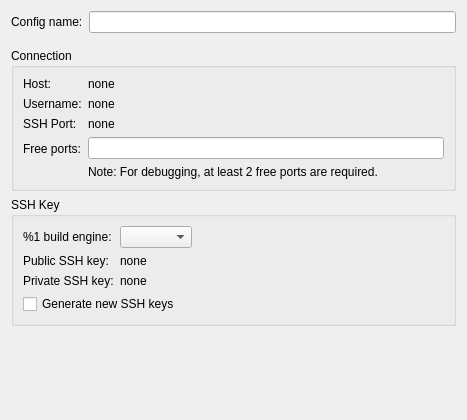
sailfishos/sailfish-qtcreator, file src/plugins/mer/merhardwaredevicewizardsetuppage.ui: the form before one commit.
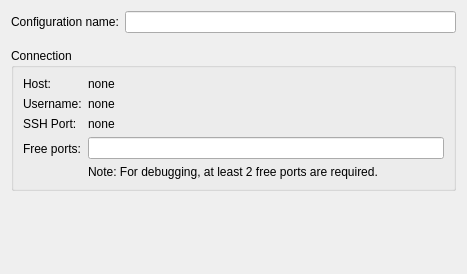
The form after the commit.

The edit to the form file:
```diff
--- a/src/plugins/mer/merhardwaredevicewizardsetuppage.ui
+++ b/src/plugins/mer/merhardwaredevicewizardsetuppage.ui
@@ -7,7 +7,7 @@
     <x>0</x>
     <y>0</y>
     <width>467</width>
-    <height>420</height>
+    <height>274</height>
    </rect>
   </property>
   <property name="sizePolicy">
@@ -38,7 +38,7 @@
       <item row="0" column="0">
        <widget class="QLabel" name="nameLabel">
         <property name="text">
-         <string>Config name:</string>
+         <string>Configuration name:</string>
         </property>
         <property name="buddy">
          <cstring>configLineEdit</cstring>
@@ -144,89 +144,6 @@
      </layout>
     </widget>
    </item>
-   <item>
-    <widget class="QGroupBox" name="groupBox_2">
-     <property name="title">
-      <string>SSH Key</string>
-     </property>
-     <layout class="QVBoxLayout" name="verticalLayout_2">
-      <item>
-       <layout class="QFormLayout" name="formLayout_2">
-        <item row="0" column="0">
-         <widget class="QLabel" name="merSdkLabel">
-          <property name="text">
-           <string>%1 build engine:</string>
-          </property>
-          <property name="buddy">
-           <cstring>merSdkComboBox</cstring>
-          </property>
-         </widget>
-        </item>
-        <item row="0" column="1">
-         <widget class="QComboBox" name="merSdkComboBox">
-          <property name="sizePolicy">
-           <sizepolicy hsizetype="Maximum" vsizetype="Fixed">
-            <horstretch>0</horstretch>
-            <verstretch>0</verstretch>
-           </sizepolicy>
-          </property>
-         </widget>
-        </item>
-        <item row="1" column="0">
-         <widget class="QLabel" name="publicSshKeyLabel">
-          <property name="text">
-           <string>Public SSH key:</string>
-          </property>
-         </widget>
-        </item>
-        <item row="1" column="1">
-         <widget class="QLabel" name="publicSshKeyLabelEdit">
-          <property name="text">
-           <string>none</string>
-          </property>
-          <property name="wordWrap">
-           <bool>true</bool>
-          </property>
-          <property name="textInteractionFlags">
-           <set>Qt::LinksAccessibleByMouse|Qt::TextSelectableByKeyboard|Qt::TextSelectableByMouse</set>
-          </property>
-         </widget>
-        </item>
-        <item row="2" column="0">
-         <widget class="QLabel" name="privateSshKeyLabel">
-          <property name="text">
-           <string>Private SSH key:</string>
-          </property>
-         </widget>
-        </item>
-        <item row="2" column="1">
-         <widget class="QLabel" name="privateSshKeyLabelEdit">
-          <property name="text">
-           <string>none</string>
-          </property>
-          <property name="wordWrap">
-           <bool>true</bool>
-          </property>
-          <property name="textInteractionFlags">
-           <set>Qt::LinksAccessibleByMouse|Qt::TextSelectableByKeyboard|Qt::TextSelectableByMouse</set>
-          </property>
-         </widget>
-        </item>
-       </layout>
-      </item>
-      <item>
-       <widget class="QCheckBox" name="sshCheckBox">
-        <property name="text">
-         <string>Generate new SSH keys</string>
-        </property>
-        <property name="tristate">
-         <bool>false</bool>
-        </property>
-       </widget>
-      </item>
-     </layout>
-    </widget>
-   </item>
    <item>
     <spacer name="verticalSpacer">
      <property name="orientation">
```
Left out of the diff: 2 changed lines with no effect on the pictures.
